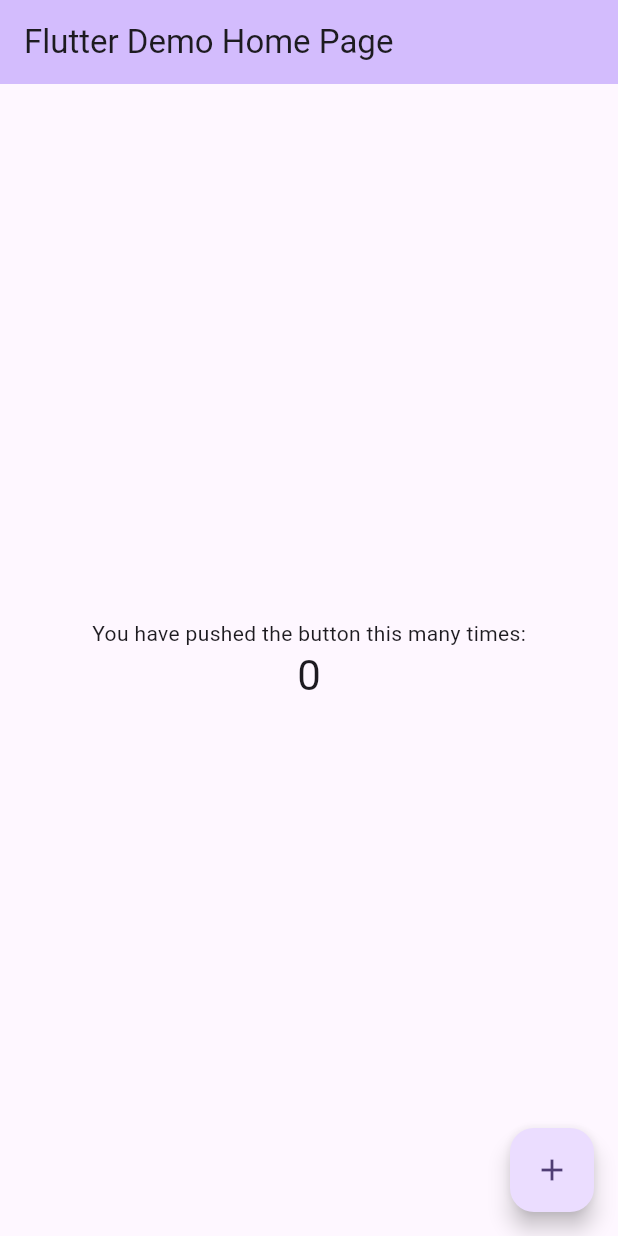
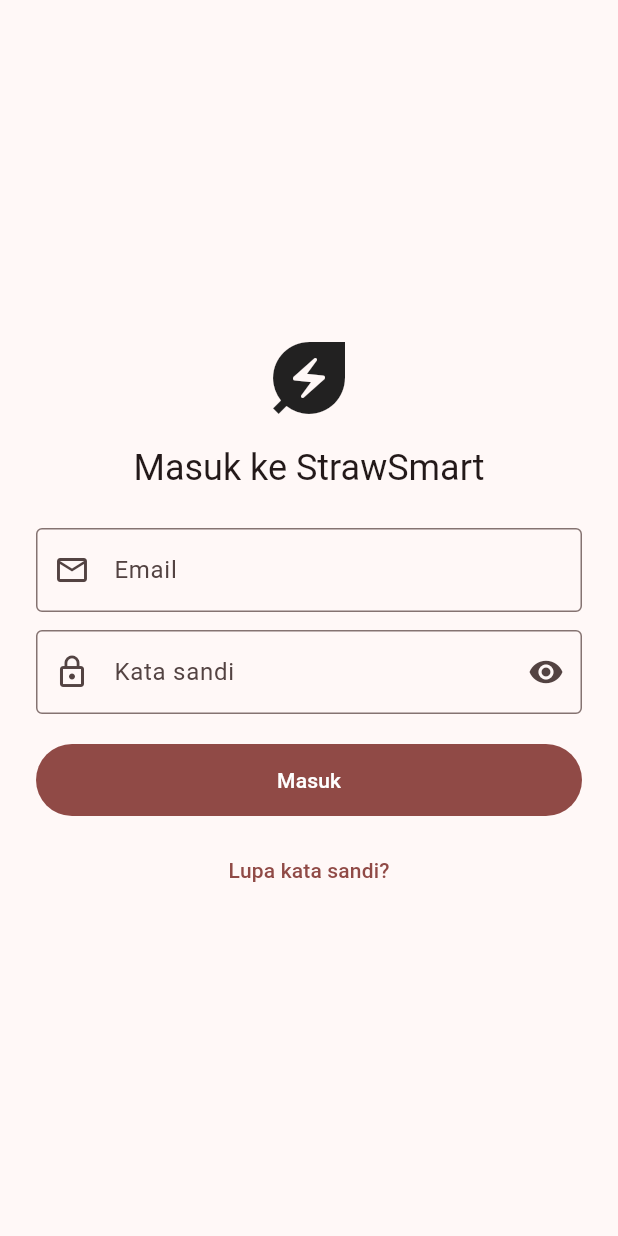
Before and after one commit to abhixyz1/strawsmart_farming, a Flutter app: the screen it shows after launch, on a phone screen of 412 x 824 dp. Run offline on Flutter 3.47's test engine with Material 3 defaults, Android fonts, the light colour scheme and no system bars; our stand-ins replace firebase_auth, firebase_core, flutter_riverpod, go_router; accounts and stored records are empty.

Commit message:
test auth login with email and pass

```diff
--- /dev/null
+++ b/lib/app_router.dart
@@ -0,0 +1,55 @@
+import 'package:flutter_riverpod/flutter_riverpod.dart';
+import 'dart:async';
+import 'package:go_router/go_router.dart';
+import 'package:flutter/material.dart';
+import 'screens/auth/auth_repository.dart';
+import 'screens/auth/login_screen.dart';
+import 'screens/dashboard/dashboard_screen.dart';
+
+final appRouterProvider = Provider<GoRouter>((ref) {
+  final auth = ref.watch(authStateProvider);
+
+  return GoRouter(
+    initialLocation: '/login',
+    refreshListenable: GoRouterRefreshStream(ref.read(authRepositoryProvider).authStateChanges),
+    routes: [
+      GoRoute(
+        path: '/login',
+        name: 'login',
+        builder: (context, state) => const LoginScreen(),
+      ),
+      GoRoute(
+        path: '/dashboard',
+        name: 'dashboard',
+        builder: (context, state) => const DashboardScreen(),
+      ),
+    ],
+    redirect: (context, state) {
+      final isLoggedIn = auth.valueOrNull != null;
+      final loggingIn = state.fullPath == '/login';
+
+      if (!isLoggedIn && !loggingIn) {
+        return '/login';
+      }
+      if (isLoggedIn && loggingIn) {
+        return '/dashboard';
+      }
+      return null;
+    },
+  );
+});
+
+class GoRouterRefreshStream extends ChangeNotifier {
+  GoRouterRefreshStream(Stream<dynamic> stream) {
+    notifyListener = () => notifyListeners();
+    _sub = stream.asBroadcastStream().listen((_) => notifyListener());
+  }
+  late final void Function() notifyListener;
+  late final StreamSubscription<dynamic> _sub;
+
+  @override
+  void dispose() {
+    _sub.cancel();
+    super.dispose();
+  }
+}
--- a/lib/main.dart
+++ b/lib/main.dart
@@ -1,122 +1,34 @@
 import 'package:flutter/material.dart';
+import 'package:flutter_riverpod/flutter_riverpod.dart';
+import 'package:firebase_core/firebase_core.dart';
+import 'firebase_options.dart';
+import 'app_router.dart';
 
-void main() {
-  runApp(const MyApp());
+Future<void> main() async {
+  WidgetsFlutterBinding.ensureInitialized();
+  await Firebase.initializeApp(
+    options: DefaultFirebaseOptions.currentPlatform,
+  );
+  runApp(const ProviderScope(child: AppRoot()));
 }
 
-class MyApp extends StatelessWidget {
-  const MyApp({super.key});
+class AppRoot extends ConsumerWidget {
+  const AppRoot({super.key});
 
-  // This widget is the root of your application.
   @override
-  Widget build(BuildContext context) {
-    return MaterialApp(
-      title: 'Flutter Demo',
+  Widget build(BuildContext context, WidgetRef ref) {
+    final router = ref.watch(appRouterProvider);
+    return MaterialApp.router(
+      debugShowCheckedModeBanner: false,
+      title: 'StrawSmart',
       theme: ThemeData(
-        // This is the theme of your application.
-        //
-        // TRY THIS: Try running your application with "flutter run". You'll see
-        // the application has a purple toolbar. Then, without quitting the app,
-        // try changing the seedColor in the colorScheme below to Colors.green
-        // and then invoke "hot reload" (save your changes or press the "hot
-        // reload" button in a Flutter-supported IDE, or press "r" if you used
-        // the command line to start the app).
-        //
-        // Notice that the counter didn't reset back to zero; the application
-        // state is not lost during the reload. To reset the state, use hot
-        // restart instead.
-        //
-        // This works for code too, not just values: Most code changes can be
-        // tested with just a hot reload.
-        colorScheme: ColorScheme.fromSeed(seedColor: Colors.deepPurple),
+        useMaterial3: true,
+        colorScheme: ColorScheme.fromSeed(seedColor: Colors.redAccent),
+        inputDecorationTheme: const InputDecorationTheme(
+          border: OutlineInputBorder(),
+        ),
       ),
-      home: const MyHomePage(title: 'Flutter Demo Home Page'),
+      routerConfig: router,
     );
   }
 }
-
-class MyHomePage extends StatefulWidget {
-  const MyHomePage({super.key, required this.title});
-
-  // This widget is the home page of your application. It is stateful, meaning
-  // that it has a State object (defined below) that contains fields that affect
-  // how it looks.
-
-  // This class is the configuration for the state. It holds the values (in this
-  // case the title) provided by the parent (in this case the App widget) and
-  // used by the build method of the State. Fields in a Widget subclass are
-  // always marked "final".
-
-  final String title;
-
-  @override
-  State<MyHomePage> createState() => _MyHomePageState();
-}
-
-class _MyHomePageState extends State<MyHomePage> {
-  int _counter = 0;
-
-  void _incrementCounter() {
-    setState(() {
-      // This call to setState tells the Flutter framework that something has
-      // changed in this State, which causes it to rerun the build method below
-      // so that the display can reflect the updated values. If we changed
-      // _counter without calling setState(), then the build method would not be
-      // called again, and so nothing would appear to happen.
-      _counter++;
-    });
-  }
-
-  @override
-  Widget build(BuildContext context) {
-    // This method is rerun every time setState is called, for instance as done
-    // by the _incrementCounter method above.
-    //
-    // The Flutter framework has been optimized to make rerunning build methods
-    // fast, so that you can just rebuild anything that needs updating rather
-    // than having to individually change instances of widgets.
-    return Scaffold(
-      appBar: AppBar(
-        // TRY THIS: Try changing the color here to a specific color (to
-        // Colors.amber, perhaps?) and trigger a hot reload to see the AppBar
-        // change color while the other colors stay the same.
-        backgroundColor: Theme.of(context).colorScheme.inversePrimary,
-        // Here we take the value from the MyHomePage object that was created by
-        // the App.build method, and use it to set our appbar title.
-        title: Text(widget.title),
-      ),
-      body: Center(
-        // Center is a layout widget. It takes a single child and positions it
-        // in the middle of the parent.
-        child: Column(
-          // Column is also a layout widget. It takes a list of children and
-          // arranges them vertically. By default, it sizes itself to fit its
-          // children horizontally, and tries to be as tall as its parent.
-          //
-          // Column has various properties to control how it sizes itself and
-          // how it positions its children. Here we use mainAxisAlignment to
-          // center the children vertically; the main axis here is the vertical
-          // axis because Columns are vertical (the cross axis would be
-          // horizontal).
-          //
-          // TRY THIS: Invoke "debug painting" (choose the "Toggle Debug Paint"
-          // action in the IDE, or press "p" in the console), to see the
-          // wireframe for each widget.
-          mainAxisAlignment: MainAxisAlignment.center,
-          children: <Widget>[
-            const Text('You have pushed the button this many times:'),
-            Text(
-              '$_counter',
-              style: Theme.of(context).textTheme.headlineMedium,
-            ),
-          ],
-        ),
-      ),
-      floatingActionButton: FloatingActionButton(
-        onPressed: _incrementCounter,
-        tooltip: 'Increment',
-        child: const Icon(Icons.add),
-      ), // This trailing comma makes auto-formatting nicer for build methods.
-    );
-  }
-}
--- /dev/null
+++ b/lib/screens/auth/auth_controller.dart
@@ -0,0 +1,51 @@
+import 'package:flutter_riverpod/flutter_riverpod.dart';
+import 'auth_repository.dart';
+import 'package:firebase_auth/firebase_auth.dart';
+
+class AuthController extends StateNotifier<AsyncValue<User?>> {
+  AuthController(this._repo) : super(const AsyncValue.data(null));
+
+  final AuthRepository _repo;
+
+  Future<void> signIn(String email, String password) async {
+    state = const AsyncValue.loading();
+    try {
+      final cred = await _repo.signInWithEmail(email, password);
+      state = AsyncValue.data(cred.user);
+    } on FirebaseAuthException catch (e) {
+      state = AsyncValue.error(_mapFirebaseError(e), StackTrace.current);
+    } catch (e) {
+      state = AsyncValue.error('Terjadi kesalahan. Coba lagi.', StackTrace.current);
+    }
+  }
+
+  Future<void> signOut() async {
+    await _repo.signOut();
+    state = const AsyncValue.data(null);
+  }
+
+  String _mapFirebaseError(FirebaseAuthException e) {
+    switch (e.code) {
+      case 'invalid-email':
+        return 'Format email tidak valid.';
+      case 'user-disabled':
+        return 'Akun dinonaktifkan.';
+      case 'user-not-found':
+        return 'Email tidak terdaftar.';
+      case 'wrong-password':
+        return 'Kata sandi salah.';
+      case 'too-many-requests':
+        return 'Terlalu banyak percobaan. Coba beberapa menit lagi.';
+      case 'network-request-failed':
+        return 'Koneksi jaringan bermasalah.';
+      default:
+        return 'Gagal masuk: ${e.message ?? e.code}';
+    }
+  }
+}
+
+final authControllerProvider =
+    StateNotifierProvider<AuthController, AsyncValue<dynamic>>((ref) {
+  final repo = ref.read(authRepositoryProvider);
+  return AuthController(repo);
+});
--- /dev/null
+++ b/lib/screens/auth/login_screen.dart
@@ -0,0 +1,155 @@
+import 'package:flutter/material.dart';
+import 'package:flutter_riverpod/flutter_riverpod.dart';
+import 'auth_controller.dart';
+import 'package:go_router/go_router.dart';
+
+class LoginScreen extends ConsumerStatefulWidget {
+  const LoginScreen({super.key});
+
+  @override
+  ConsumerState<LoginScreen> createState() => _LoginScreenState();
+}
+
+class _LoginScreenState extends ConsumerState<LoginScreen> {
+  final _formKey = GlobalKey<FormState>();
+  final _emailC = TextEditingController();
+  final _passC = TextEditingController();
+
+  bool _obscure = true;
+
+  @override
+  void dispose() {
+    _emailC.dispose();
+    _passC.dispose();
+    super.dispose();
+  }
+
+  Future<void> _submit() async {
+    if (!_formKey.currentState!.validate()) return;
+    await ref.read(authControllerProvider.notifier).signIn(
+          _emailC.text.trim(),
+          _passC.text,
+        );
+    final state = ref.read(authControllerProvider);
+    state.whenOrNull(
+      data: (user) {
+        if (user != null && mounted) context.go('/dashboard');
+      },
+    );
+  }
+
+  @override
+  Widget build(BuildContext context) {
+    final authState = ref.watch(authControllerProvider);
+    final loading = authState.isLoading;
+    final errMsg = authState.hasError ? '${authState.error}' : null;
+
+    return Scaffold(
+      body: Center(
+        child: ConstrainedBox(
+          constraints: const BoxConstraints(maxWidth: 420),
+          child: Padding(
+            padding: const EdgeInsets.all(24),
+            child: Column(
+              mainAxisSize: MainAxisSize.min,
+              children: [
+                const Icon(Icons.energy_savings_leaf, size: 64),
+                const SizedBox(height: 12),
+                Text('Masuk ke StrawSmart',
+                    style: Theme.of(context).textTheme.headlineSmall),
+                const SizedBox(height: 24),
+                if (errMsg != null)
+                  Container(
+                    width: double.infinity,
+                    margin: const EdgeInsets.only(bottom: 12),
+                    padding: const EdgeInsets.all(12),
+                    decoration: BoxDecoration(
+                      color: Colors.red.withOpacity(0.08),
+                      borderRadius: BorderRadius.circular(12),
+                      border: Border.all(color: Colors.redAccent),
+                    ),
+                    child: Text(errMsg,
+                        style: const TextStyle(color: Colors.redAccent)),
+                  ),
+                Form(
+                  key: _formKey,
+                  child: Column(
+                    children: [
+                      TextFormField(
+                        controller: _emailC,
+                        decoration: const InputDecoration(
+                          labelText: 'Email',
+                          hintText: 'nama@email.com',
+                          prefixIcon: Icon(Icons.email_outlined),
+                        ),
+                        keyboardType: TextInputType.emailAddress,
+                        validator: (v) {
+                          if (v == null || v.trim().isEmpty) {
+                            return 'Email wajib diisi.';
+                          }
+                          final ok = RegExp(r'^[^@]+@[^@]+\.[^@]+').hasMatch(v);
+                          if (!ok) return 'Format email tidak valid.';
+                          return null;
+                        },
+                        enabled: !loading,
+                      ),
+                      const SizedBox(height: 12),
+                      TextFormField(
+                        controller: _passC,
+                        obscureText: _obscure,
+                        decoration: InputDecoration(
+                          labelText: 'Kata sandi',
+                          prefixIcon: const Icon(Icons.lock_outline),
+                          suffixIcon: IconButton(
+                            onPressed: () => setState(() => _obscure = !_obscure),
+                            icon: Icon(_obscure ? Icons.visibility : Icons.visibility_off),
+                          ),
+                        ),
+                        validator: (v) {
+                          if (v == null || v.isEmpty) {
+                            return 'Kata sandi wajib diisi.';
+                          }
+                          if (v.length < 6) {
+                            return 'Minimal 6 karakter.';
+                          }
+                          return null;
+                        },
+                        enabled: !loading,
+                      ),
+                      const SizedBox(height: 20),
+                      SizedBox(
+                        width: double.infinity,
+                        height: 48,
+                        child: FilledButton(
+                          onPressed: loading ? null : _submit,
+                          child: loading
+                              ? const SizedBox(
+                                  width: 22, height: 22, child: CircularProgressIndicator(strokeWidth: 2),
+                                )
+                              : const Text('Masuk'),
+                        ),
+                      ),
+                      const SizedBox(height: 12),
+                      TextButton(
+                        onPressed: loading
+                            ? null
+                            : () {
+                                ScaffoldMessenger.of(context).showSnackBar(
+                                  const SnackBar(
+                                    content: Text('Fitur reset kata sandi akan ditambahkan.'),
+                                  ),
+                                );
+                              },
+                        child: const Text('Lupa kata sandi?'),
+                      ),
+                    ],
+                  ),
+                ),
+              ],
+            ),
+          ),
+        ),
+      ),
+    );
+  }
+}
--- a/pubspec.yaml
+++ b/pubspec.yaml
@@ -33,7 +33,11 @@ dependencies:
 
   # The following adds the Cupertino Icons font to your application.
   # Use with the CupertinoIcons class for iOS style icons.
+  flutter_riverpod: ^2.5.1
+  go_router: ^14.2.7
   cupertino_icons: ^1.0.8
+  firebase_auth: ^6.1.2
+  firebase_core: ^4.2.1
 
 dev_dependencies:
   flutter_test:
```
Also changed, not shown: lib/screens/auth/auth_repository.dart (added, +23 -0 lines), lib/screens/dashboard/dashboard_screen.dart (added, +26 -0 lines), firebase.json (added), lib/firebase_options.dart (added), pubspec.lock, 6 other files.
